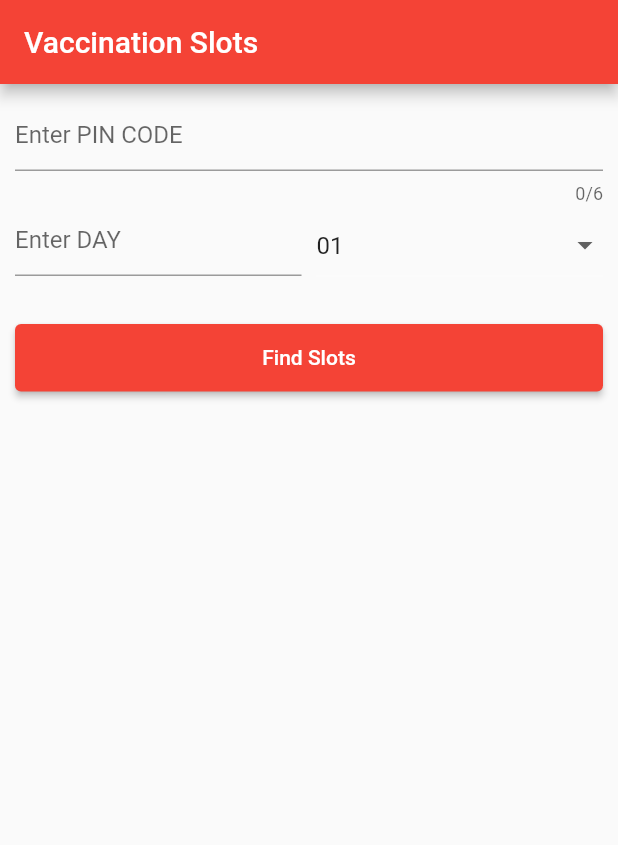
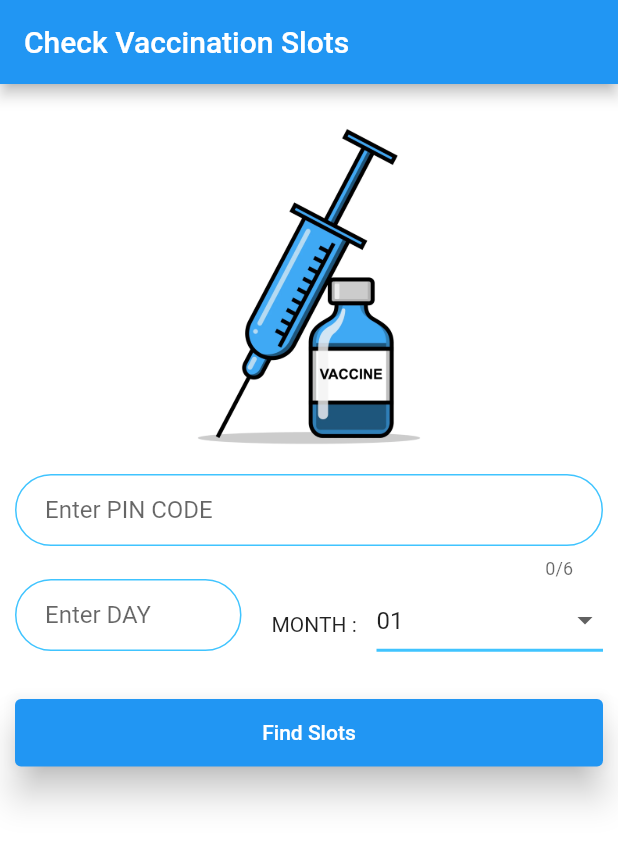
Before and after one commit to Vedant271/Cowin_Vaccine_Availability, a Flutter app: the screen it shows after launch, on a phone screen of 412 x 824 dp. Shown: the top 845 px of the screen. Run offline on Flutter 3.47's test engine with Material 2 defaults, Android fonts, the phone set to English and light mode, and no system bars.

Commit message:
Updated To Better UI

```diff
--- a/lib/main.dart
+++ b/lib/main.dart
@@ -16,8 +16,7 @@ class MyApp extends StatelessWidget {
       debugShowCheckedModeBanner: false, //pata nhi
       // theme: ThemeData(
       //     brightness: Brightness.dark, primarySwatch: Colors.teal), //check out
-     theme: ThemeData(
-         primarySwatch: Colors.red), //check out
+    //check out
       home: Home(),
     );
   }
@@ -59,8 +58,9 @@ class _HomeState extends State<Home> {
   @override
   Widget build(BuildContext context) {
     return Scaffold(
+      backgroundColor: Colors.white,
         appBar: AppBar(
-          title: Text('Vaccination Slots'),
+          title: Text('Check Vaccination Slots'),
         ),
         body: SingleChildScrollView(
           child: Container(
@@ -69,13 +69,29 @@ class _HomeState extends State<Home> {
             width: MediaQuery.of(context).size.width,
             child: Column(
               children: <Widget>[
-                Container(),
+                Container(
+                  height: 250,
+                  child: Image.asset('assets/vaccine_logo.png'),
+                ),
                 TextField(
+                  textAlign: TextAlign.center,
                   keyboardType: TextInputType.number,
                   maxLength: 6,
                   controller: pincodecontroller,
                   decoration: InputDecoration(
-                    hintText: 'Enter PIN CODE',
+                    label: Text('Enter PIN CODE'),
+                    contentPadding: EdgeInsets.symmetric(vertical: 10.0, horizontal: 20.0),
+                    border: OutlineInputBorder(
+                      borderRadius: BorderRadius.all(Radius.circular(32.0)),
+                    ),
+                    enabledBorder: OutlineInputBorder(
+                      borderSide: BorderSide(color: Colors.lightBlueAccent, width: 1.0),
+                      borderRadius: BorderRadius.all(Radius.circular(32.0)),
+                    ),
+                    focusedBorder: OutlineInputBorder(
+                      borderSide: BorderSide(color: Colors.lightBlueAccent, width: 2.0),
+                      borderRadius: BorderRadius.all(Radius.circular(32.0)),
+                    ),
                   ),
                 ),
                 Row(
@@ -84,20 +100,38 @@ class _HomeState extends State<Home> {
                       child: Container(
                         height: 60,
                         child: TextField(
+                          textAlign: TextAlign.center,
                           controller: daycontroller,
                           decoration: InputDecoration(
-                            hintText: 'Enter DAY',
+                            label: Text('Enter DAY'),
+                            contentPadding: EdgeInsets.symmetric(vertical: 10.0, horizontal: 20.0),
+                            border: OutlineInputBorder(
+                              borderRadius: BorderRadius.all(Radius.circular(32.0)),
+                            ),
+                            enabledBorder: OutlineInputBorder(
+                              borderSide: BorderSide(color: Colors.lightBlueAccent, width: 1.0),
+                              borderRadius: BorderRadius.all(Radius.circular(32.0)),
+                            ),
+                            focusedBorder: OutlineInputBorder(
+                              borderSide: BorderSide(color: Colors.lightBlueAccent, width: 2.0),
+                              borderRadius: BorderRadius.all(Radius.circular(32.0)),
+                            ),
                           ),
                         ),
                       ),
                     ),
                     SizedBox(
-                      width: 10,
+                      width: 20,
+                    ),
+                    SizedBox(
+                      child: Text('MONTH : '),
+                      width: 70,
                     ),
                     Expanded(
                         child:Container(
                           height: 53,
                           child: DropdownButton<String>(
+                            borderRadius: BorderRadius.all(Radius.circular(20),),
                             isExpanded: true,
                             value: dropdownValue,
                             icon: const Icon(
@@ -106,8 +140,8 @@ class _HomeState extends State<Home> {
                             iconSize: 24,
                             elevation: 16,
                             underline: Container(
-                              height: 1,
-                              color: Colors.white38,
+                              height: 2,
+                              color: Colors.lightBlueAccent,
                             ),
                             onChanged: (String? newValue) {
                               setState(() {
@@ -145,6 +179,7 @@ class _HomeState extends State<Home> {
                   width: double.infinity,
                   height: 45,
                   child: ElevatedButton(
+style: ElevatedButton.styleFrom(elevation: 10,),
                       onPressed: (){
                         fetch();
                       },
--- a/lib/slots.dart
+++ b/lib/slots.dart
@@ -17,7 +17,11 @@ class _SlotState extends State<Slot> {
         title: Text('Available Slots'),
       ),
       body: Container(
-        padding: EdgeInsets.all(10),
+        decoration: BoxDecoration(
+          color: Colors.white,
+          image: DecorationImage(image: AssetImage('assets/vaccine_logo.png')),
+        ),
+        // padding: EdgeInsets.all(10),
         height: MediaQuery.of(context).size.height,
         width: MediaQuery.of(context).size.width,
         child: ListView.builder(
@@ -28,12 +32,22 @@ class _SlotState extends State<Slot> {
                 borderRadius: BorderRadius.all(
                   Radius.circular(20),
                 ),
-                color: Colors.orangeAccent,
-
+                color: Colors.white.withOpacity(0.9),
+                boxShadow: [
+                  BoxShadow(
+                    color: Colors.black12,
+                    offset: const Offset(
+                      10.0,
+                      10.0,
+                    ),
+                    blurRadius: 10.0,
+                    spreadRadius: 2.0,
+                  ),
+                ],
               ),
               padding: EdgeInsets.all(10),
               margin: EdgeInsets.all(10),
-              height: 200,
+              height: 250,
               child: Column(
                 crossAxisAlignment: CrossAxisAlignment.start,
                 children: <Widget>[
```
Also changed, not shown: assets/vaccine_logo.png (added).
